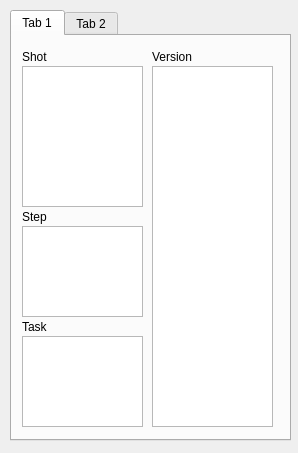
The window that scripts/psyhive/tools/hive_bro.ui (Psyop/psyhive) describes before a commit, drawn with Qt 5.
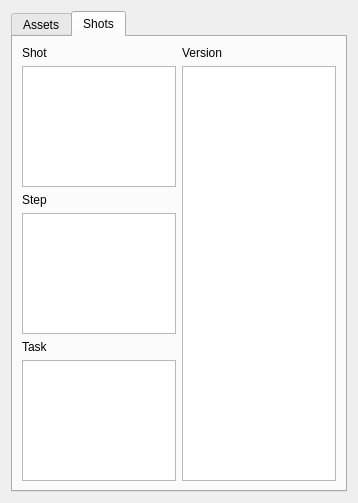
The same window after the commit.

What changed in the file:
```diff
--- a/scripts/psyhive/tools/hive_bro.ui
+++ b/scripts/psyhive/tools/hive_bro.ui
@@ -6,125 +6,86 @@
    <rect>
     <x>0</x>
     <y>0</y>
-    <width>298</width>
-    <height>453</height>
+    <width>358</width>
+    <height>503</height>
    </rect>
   </property>
   <property name="windowTitle">
    <string>Form</string>
   </property>
-  <widget class="QTabWidget" name="tabWidget">
-   <property name="geometry">
-    <rect>
-     <x>10</x>
-     <y>10</y>
-     <width>281</width>
-     <height>431</height>
-    </rect>
-   </property>
-   <widget class="QWidget" name="tab">
-    <attribute name="title">
-     <string>Tab 1</string>
-    </attribute>
-    <widget class="QLabel" name="label_4">
-     <property name="geometry">
-      <rect>
-       <x>140</x>
-       <y>10</y>
-       <width>46</width>
-       <height>21</height>
-      </rect>
+  <layout class="QGridLayout" name="gridLayout_2">
+   <item row="0" column="0">
+    <widget class="QTabWidget" name="tabWidget">
+     <property name="currentIndex">
+      <number>1</number>
      </property>
-     <property name="text">
-      <string>Version</string>
-     </property>
+     <widget class="QWidget" name="tab_2">
+      <attribute name="title">
+       <string>Assets</string>
+      </attribute>
+     </widget>
+     <widget class="QWidget" name="tab">
+      <attribute name="title">
+       <string>Shots</string>
+      </attribute>
+      <layout class="QGridLayout" name="gridLayout">
+       <item row="0" column="0">
+        <layout class="QHBoxLayout" name="horizontalLayout">
+         <item>
+          <layout class="QVBoxLayout" name="verticalLayout">
+           <item>
+            <widget class="QLabel" name="label">
+             <property name="text">
+              <string>Shot</string>
+             </property>
+            </widget>
+           </item>
+           <item>
+            <widget class="QListWidget" name="shots"/>
+           </item>
+           <item>
+            <widget class="QLabel" name="label_3">
+             <property name="text">
+              <string>Step</string>
+             </property>
+            </widget>
+           </item>
+           <item>
+            <widget class="QListWidget" name="steps"/>
+           </item>
+           <item>
+            <widget class="QLabel" name="label_2">
+             <property name="text">
+              <string>Task</string>
+             </property>
+            </widget>
+           </item>
+           <item>
+            <widget class="QListWidget" name="tasks"/>
+           </item>
+          </layout>
+         </item>
+         <item>
+          <layout class="QVBoxLayout" name="verticalLayout_2">
+           <item>
+            <widget class="QLabel" name="label_4">
+             <property name="text">
+              <string>Version</string>
+             </property>
+            </widget>
+           </item>
+           <item>
+            <widget class="QListWidget" name="versions"/>
+           </item>
+          </layout>
+         </item>
+        </layout>
+       </item>
+      </layout>
+     </widget>
     </widget>
-    <widget class="QLabel" name="label_2">
-     <property name="geometry">
-      <rect>
-       <x>10</x>
-       <y>280</y>
-       <width>46</width>
-       <height>21</height>
-      </rect>
-     </property>
-     <property name="text">
-      <string>Task</string>
-     </property>
-    </widget>
-    <widget class="QListWidget" name="versions">
-     <property name="geometry">
-      <rect>
-       <x>140</x>
-       <y>30</y>
-       <width>121</width>
-       <height>361</height>
-      </rect>
-     </property>
-    </widget>
-    <widget class="QLabel" name="label_3">
-     <property name="geometry">
-      <rect>
-       <x>10</x>
-       <y>170</y>
-       <width>51</width>
-       <height>21</height>
-      </rect>
-     </property>
-     <property name="text">
-      <string>Step</string>
-     </property>
-    </widget>
-    <widget class="QListWidget" name="shots">
-     <property name="geometry">
-      <rect>
-       <x>10</x>
-       <y>30</y>
-       <width>121</width>
-       <height>141</height>
-      </rect>
-     </property>
-    </widget>
-    <widget class="QListWidget" name="steps">
-     <property name="geometry">
-      <rect>
-       <x>10</x>
-       <y>190</y>
-       <width>121</width>
-       <height>91</height>
-      </rect>
-     </property>
-    </widget>
-    <widget class="QLabel" name="label">
-     <property name="geometry">
-      <rect>
-       <x>10</x>
-       <y>10</y>
-       <width>41</width>
-       <height>21</height>
-      </rect>
-     </property>
-     <property name="text">
-      <string>Shot</string>
-     </property>
-    </widget>
-    <widget class="QListWidget" name="tasks">
-     <property name="geometry">
-      <rect>
-       <x>10</x>
-       <y>300</y>
-       <width>121</width>
-       <height>91</height>
-      </rect>
-     </property>
-    </widget>
-   </widget>
-   <widget class="QWidget" name="tab_2">
-    <attribute name="title">
-     <string>Tab 2</string>
-    </attribute>
-   </widget>
-  </widget>
+   </item>
+  </layout>
  </widget>
  <resources/>
  <connections/>
```
